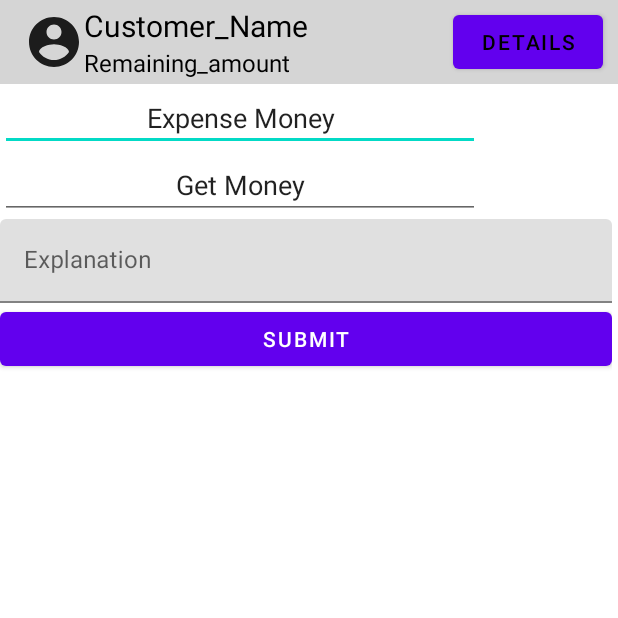
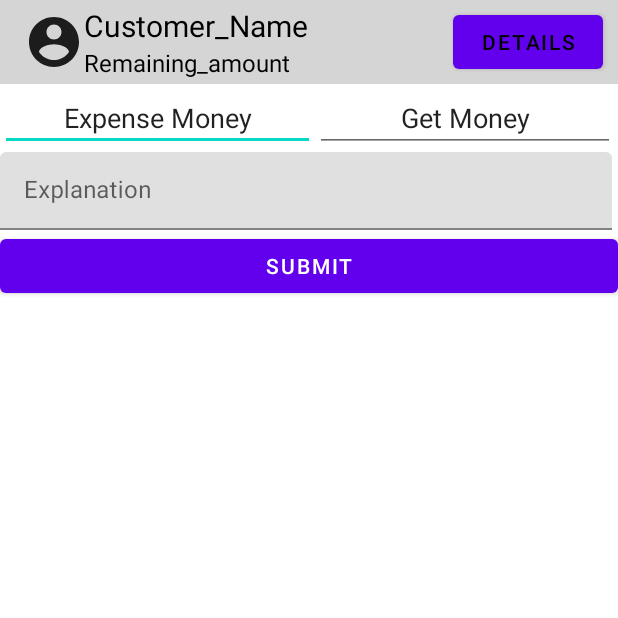
Before and after one commit to Liakot-ali/EasyTransaction, an Android app: the ActivityTransaction screen opened directly, with no data from a screen before it, on a phone screen of 412 x 824 dp, the top half of it. Run offline under Robolectric (Android 15) with nearby library versions, the phone set to English and light mode, and no system bars; our stand-ins replace CircleImageView.

Commit message:
changed in ActivityTransaction

```diff
--- a/app/src/main/res/layout/activity_transaction.xml
+++ b/app/src/main/res/layout/activity_transaction.xml
@@ -57,8 +57,15 @@
 
     </androidx.appcompat.widget.Toolbar>
 
+    <LinearLayout
+        android:layout_width="wrap_content"
+        android:layout_height="wrap_content"
+        android:orientation="horizontal"
+        >
+
+
         <EditText
-        android:layout_width="320dp"
+            android:layout_width="210dp"
             android:layout_height="wrap_content"
             android:paddingBottom="10dp"
             android:text="Expense Money"
@@ -66,17 +73,18 @@
 
         </EditText>
 
-
         <EditText
-        android:layout_width="320dp"
+            android:layout_width="200dp"
             android:layout_height="wrap_content"
             android:text="Get Money"
-        android:textAlignment="center"
-        ></EditText>
+            android:textAlignment="center"></EditText>
+
+    </LinearLayout>
+
 
     <LinearLayout
         android:layout_width="wrap_content"
-        android:layout_height="match_parent">
+        android:layout_height="52dp">
 
         <com.google.android.material.textfield.TextInputLayout
             android:layout_width="408dp"
@@ -87,13 +95,6 @@
                 android:layout_height="match_parent"
                 android:hint="Explanation" />
 
-            <Button
-                android:id="@+id/button2"
-                android:layout_width="match_parent"
-                android:layout_height="match_parent"
-                android:layout_weight="1"
-                android:text="Submit"
-                android:gravity="center"/>
         </com.google.android.material.textfield.TextInputLayout>
 
 
@@ -101,8 +102,13 @@
     </LinearLayout>
 
 
-
-
+    <Button
+        android:id="@+id/button2"
+        android:layout_width="match_parent"
+        android:layout_height="wrap_content"
+        android:layout_gravity="bottom"
+        android:gravity="center"
+        android:text="Submit" />
 
 
 </LinearLayout>
```
Lines whose indentation alone changed are shown as unchanged.
